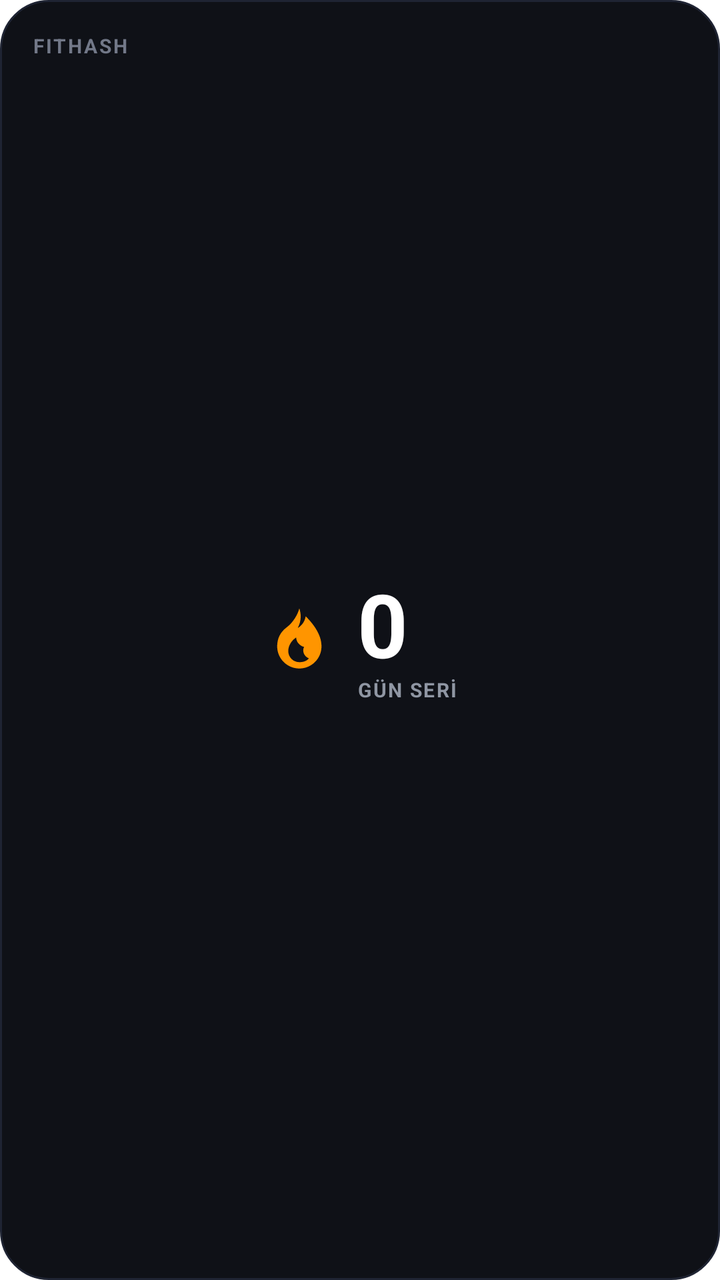
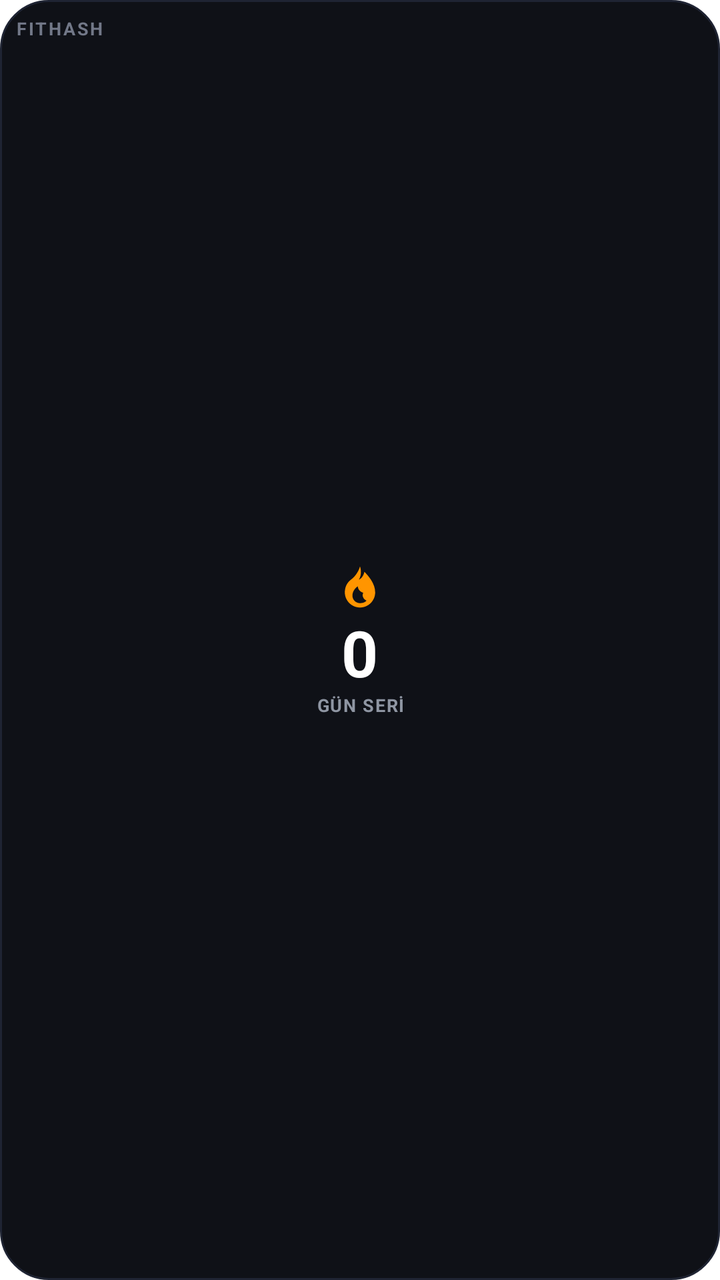

An Android layout rendered at two revisions. The XML below is the earlier revision; the diff shows what the commit changed to produce the second picture.
<!-- AndroidManifest.xml: application theme AppTheme -->
<!-- res/layout/streak_widget_2x2.xml -->
<?xml version="1.0" encoding="utf-8"?>
<RelativeLayout xmlns:android="http://schemas.android.com/apk/res/android"
    android:id="@+id/widget_root"
    android:layout_width="match_parent"
    android:layout_height="match_parent"
    android:background="@drawable/widget_background"
    android:padding="16dp">

    
    <TextView
        android:id="@+id/widget_app_tag"
        android:layout_width="wrap_content"
        android:layout_height="wrap_content"
        android:layout_alignParentTop="true"
        android:layout_alignParentStart="true"
        android:text="FITHASH"
        android:textColor="#727888"
        android:textSize="10sp"
        android:textStyle="bold"
        android:letterSpacing="0.1" />

    
    <LinearLayout
        android:id="@+id/widget_center_hero"
        android:layout_width="wrap_content"
        android:layout_height="wrap_content"
        android:layout_centerInParent="true"
        android:orientation="horizontal"
        android:gravity="center_vertical">

        <ImageView
            android:id="@+id/widget_flame_icon"
            android:layout_width="38dp"
            android:layout_height="38dp"
            android:src="@drawable/ic_flame"
            android:contentDescription="Streak Flame"
            android:layout_marginEnd="10dp" />

        <LinearLayout
            android:layout_width="wrap_content"
            android:layout_height="wrap_content"
            android:orientation="vertical">

            <TextView
                android:id="@+id/widget_streak_count"
                android:layout_width="wrap_content"
                android:layout_height="wrap_content"
                android:text="0"
                android:textColor="#FFFFFF"
                android:textSize="44sp"
                android:textStyle="bold"
                android:includeFontPadding="false"
                android:lineSpacingExtra="0dp" />

            <TextView
                android:id="@+id/widget_streak_subtitle"
                android:layout_width="wrap_content"
                android:layout_height="wrap_content"
                android:text="GÜN SERİ"
                android:textColor="#8F96A3"
                android:textSize="10sp"
                android:textStyle="bold"
                android:letterSpacing="0.08"
                android:layout_marginTop="-2dp" />
        </LinearLayout>
    </LinearLayout>

</RelativeLayout>
<!-- resources referenced by this layout -->
<resources>
  <!-- drawable ic_flame (drawable) -->
  <?xml version="1.0" encoding="utf-8"?>
  <vector xmlns:android="http://schemas.android.com/apk/res/android"
      android:width="36dp"
      android:height="36dp"
      android:viewportWidth="24"
      android:viewportHeight="24">
      <path
          android:fillColor="#FF9500"
          android:pathData="M12,2C11.5,4 10,6.5 8,8C6,9.5 5,11.5 5,14C5,17.86 8.14,21 12,21C15.86,21 19,17.86 19,14C19,10 16,6.5 14,4.5C13.8,6 12.8,7.5 11.5,8.2C12.8,5.8 12.5,3.5 12,2ZM12,19C10.07,19 8.5,17.43 8.5,15.5C8.5,13.8 9.5,12.2 11,11.2C11,12.5 12,13.8 13.5,14.2C12.8,15.5 13.5,17.2 15,17.8C14.4,18.6 13.3,19 12,19Z" />
  </vector>
  <!-- drawable widget_background (drawable) -->
  <?xml version="1.0" encoding="utf-8"?>
  <shape xmlns:android="http://schemas.android.com/apk/res/android"
      android:shape="rectangle">
      <solid android:color="#0F1117" />
      <corners android:radius="24dp" />
      <stroke
          android:width="1dp"
          android:color="#1F2433" />
  </shape>
</resources>

<!-- the commit's change to res/layout/streak_widget_2x2.xml (unified diff, before → after) -->
@@ -4,7 +4,7 @@
     android:layout_width="match_parent"
     android:layout_height="match_parent"
     android:background="@drawable/widget_background"
-    android:padding="16dp">
+    android:padding="8dp">
 
     
     <TextView
@@ -15,7 +15,7 @@
         android:layout_alignParentStart="true"
         android:text="FITHASH"
         android:textColor="#727888"
-        android:textSize="10sp"
+        android:textSize="9sp"
         android:textStyle="bold"
         android:letterSpacing="0.1" />
 
@@ -25,44 +25,43 @@
         android:layout_width="wrap_content"
         android:layout_height="wrap_content"
         android:layout_centerInParent="true"
-        android:orientation="horizontal"
-        android:gravity="center_vertical">
+        android:orientation="vertical"
+        android:gravity="center">
 
+        
         <ImageView
             android:id="@+id/widget_flame_icon"
-            android:layout_width="38dp"
-            android:layout_height="38dp"
+            android:layout_width="26dp"
+            android:layout_height="26dp"
             android:src="@drawable/ic_flame"
             android:contentDescription="Streak Flame"
-            android:layout_marginEnd="10dp" />
+            android:layout_marginBottom="2dp" />
 
-        <LinearLayout
+        
+        <TextView
+            android:id="@+id/widget_streak_count"
             android:layout_width="wrap_content"
             android:layout_height="wrap_content"
-            android:orientation="vertical">
+            android:text="0"
+            android:textColor="#FFFFFF"
+            android:textSize="32sp"
+            android:textStyle="bold"
+            android:includeFontPadding="false"
+            android:gravity="center" />
 
-            <TextView
-                android:id="@+id/widget_streak_count"
-                android:layout_width="wrap_content"
-                android:layout_height="wrap_content"
-                android:text="0"
-                android:textColor="#FFFFFF"
-                android:textSize="44sp"
-                android:textStyle="bold"
-                android:includeFontPadding="false"
-                android:lineSpacingExtra="0dp" />
-
-            <TextView
-                android:id="@+id/widget_streak_subtitle"
-                android:layout_width="wrap_content"
-                android:layout_height="wrap_content"
-                android:text="GÜN SERİ"
-                android:textColor="#8F96A3"
-                android:textSize="10sp"
-                android:textStyle="bold"
-                android:letterSpacing="0.08"
-                android:layout_marginTop="-2dp" />
-        </LinearLayout>
+        
+        <TextView
+            android:id="@+id/widget_streak_subtitle"
+            android:layout_width="wrap_content"
+            android:layout_height="wrap_content"
+            android:text="GÜN SERİ"
+            android:textColor="#8F96A3"
+            android:textSize="9sp"
+            android:textStyle="bold"
+            android:letterSpacing="0.06"
+            android:gravity="center"
+            android:maxLines="1"
+            android:ellipsize="end" />
     </LinearLayout>
 
 </RelativeLayout>
